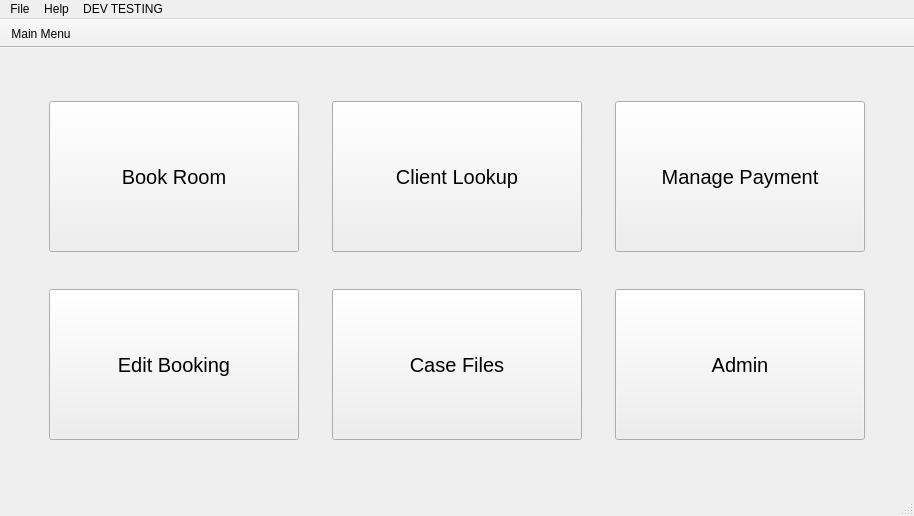
This is ArcApp/mainwindow.ui in Arc-Project/Arc as Qt 5 draws it before an edit. The edited form follows.
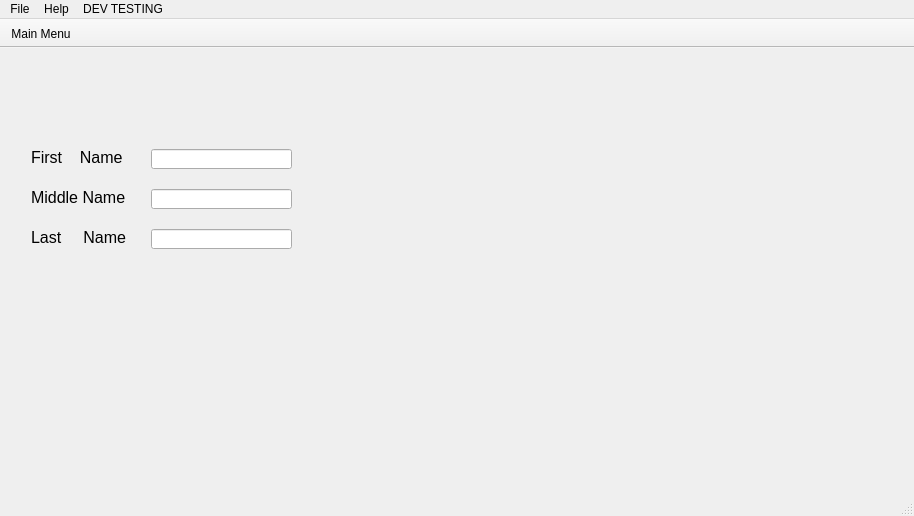
This is the edited form.

Commit message: add register client page

```diff
--- a/ArcApp/mainwindow.ui
+++ b/ArcApp/mainwindow.ui
@@ -18,7 +18,7 @@
     <item row="0" column="0">
      <widget class="QStackedWidget" name="stackedWidget">
       <property name="currentIndex">
-       <number>0</number>
+       <number>10</number>
       </property>
       <widget class="QWidget" name="mainMenu">
        <layout class="QGridLayout" name="gridLayout_5">
@@ -684,6 +684,92 @@
         </property>
        </widget>
       </widget>
+      <widget class="QWidget" name="registerClient">
+       <widget class="QLabel" name="label_cl_fName">
+        <property name="geometry">
+         <rect>
+          <x>20</x>
+          <y>90</y>
+          <width>101</width>
+          <height>16</height>
+         </rect>
+        </property>
+        <property name="font">
+         <font>
+          <pointsize>12</pointsize>
+         </font>
+        </property>
+        <property name="text">
+         <string>First    Name</string>
+        </property>
+       </widget>
+       <widget class="QLabel" name="label_cl_mName">
+        <property name="geometry">
+         <rect>
+          <x>20</x>
+          <y>130</y>
+          <width>101</width>
+          <height>16</height>
+         </rect>
+        </property>
+        <property name="font">
+         <font>
+          <pointsize>12</pointsize>
+         </font>
+        </property>
+        <property name="text">
+         <string>Middle Name</string>
+        </property>
+       </widget>
+       <widget class="QLabel" name="label_cl_lName">
+        <property name="geometry">
+         <rect>
+          <x>20</x>
+          <y>170</y>
+          <width>101</width>
+          <height>16</height>
+         </rect>
+        </property>
+        <property name="font">
+         <font>
+          <pointsize>12</pointsize>
+         </font>
+        </property>
+        <property name="text">
+         <string>Last     Name</string>
+        </property>
+       </widget>
+       <widget class="QLineEdit" name="lineEdit_cl_fName">
+        <property name="geometry">
+         <rect>
+          <x>140</x>
+          <y>90</y>
+          <width>141</width>
+          <height>20</height>
+         </rect>
+        </property>
+       </widget>
+       <widget class="QLineEdit" name="lineEdit_cl_mName">
+        <property name="geometry">
+         <rect>
+          <x>140</x>
+          <y>130</y>
+          <width>141</width>
+          <height>20</height>
+         </rect>
+        </property>
+       </widget>
+       <widget class="QLineEdit" name="lineEdit_cl_lName">
+        <property name="geometry">
+         <rect>
+          <x>140</x>
+          <y>170</y>
+          <width>141</width>
+          <height>20</height>
+         </rect>
+        </property>
+       </widget>
+      </widget>
      </widget>
     </item>
    </layout>
```
Left out of the diff: 2 changed lines with no effect on the pictures.
